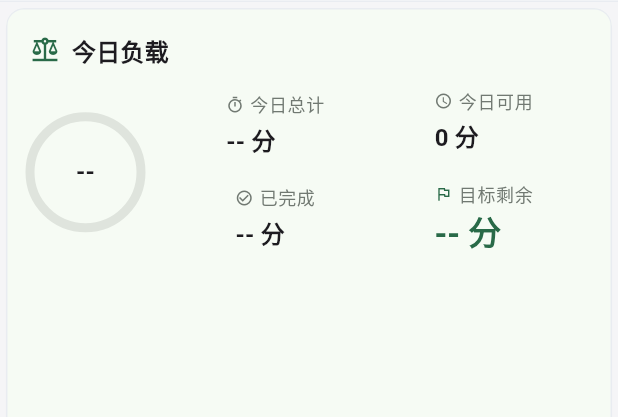
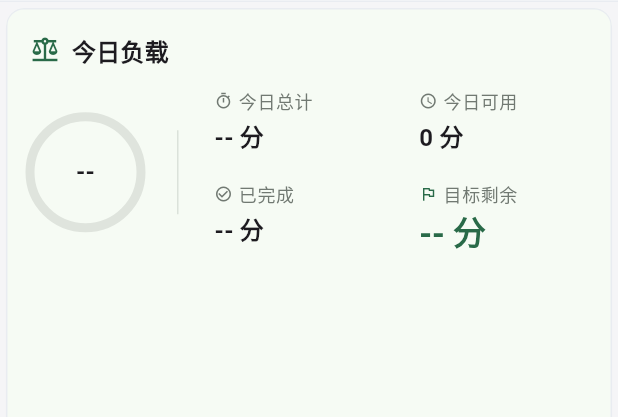
Before and after one commit to xiegaoxiao/timecalc, a Flutter app: the _LoadOverviewCard widget shown alone on an empty page, opened directly with empty values, on a phone screen of 412 x 824 dp, the part 70-487 px from its top. Run offline on Flutter 3.47's test engine with Material 3 defaults, Android fonts, the phone set to English and light mode, and no system bars; our stand-ins replace confetti, drift, drift_flutter, fl_chart, flutter_animate, flutter_riverpod and 2 more; missing offline and left inert: file_selector, screen_retriever, tray_manager, window_manager; accounts and stored records are empty; generated files the repository leaves out were written again; statements that could not run were skipped.

Commit message:
refactor(ui): 今日负载卡数值动画 + 2×2 对齐网格 + 环列分隔线
- 进度环改对称缓动（easeInOutCubic）+ 中心 N/M 随圆弧同步计数
- 四个指标数字走 TweenAnimationBuilder 动画（800ms，随值滑落）
- 指标区改 2×2 等高网格（今日总计/今日可用/已完成/目标剩余），环与
  网格整体垂直居中，替换左右独立 Column 的错位
- 环与数字之间加细分隔线 + 加大间距，两栏彻底分开

```diff
--- a/lib/features/today/presentation/today_page.dart
+++ b/lib/features/today/presentation/today_page.dart
@@ -31,6 +31,11 @@ import '../../tasks/data/task_completion_controller.dart';
 import '../../tasks/data/task_repository_provider.dart';
 import '../../tasks/presentation/quick_task_form_dialog.dart';
 import '../../tasks/presentation/task_tile.dart';
+
+/// 今日负载卡数值动画时长（v1.17）：进度环 + 四个指标数字共用。
+/// 比全局 motionSlow(320ms) 更慢（800ms），勾选任务后数字滑落从容、
+/// 松弛可辨；对称缓动 easeInOutCubic。
+const _kMetricAnimDuration = Duration(milliseconds: 800);
 
 /// 今天页：目标倒计时 + 今日任务闭环（M2）。
 ///
@@ -502,19 +507,24 @@ class _LoadOverviewCard extends StatelessWidget {
                 // 今日完成进度环：品牌绿圆头弧 + 中心「N/M 完成」，
                 // 值变化经 TweenAnimationBuilder 平滑过渡（勾选定稿后
                 // 环会从旧比例滑到新比例，而非跳变）。
+                //
+                // v1.17 平衡修整：圆弧用对称缓动（easeInOutCubic）——旧
+                // easeOut 前快后慢，扫弧「冲刺后拖尾」观感失衡；中心 N/M
+                // 与圆弧同源计数，勾选后数字随圆弧一起滑到新比例，不脱节。
                 SizedBox(
                   width: 74,
                   height: 74,
-                  child: Stack(
+                  child: TweenAnimationBuilder<double>(
+                    tween: Tween(end: progress),
+                    duration: _kMetricAnimDuration,
+                    curve: Curves.easeInOutCubic,
+                    builder: (context, value, _) {
+                      final animatedDone = (value * stats.totalCount).round();
+                      return Stack(
                         alignment: Alignment.center,
                         children: [
                           Positioned.fill(
-                        child: TweenAnimationBuilder<double>(
-                          tween: Tween(end: progress),
-                          duration: AppTokens.motionSlow,
-                          curve: AppTokens.motionCurve,
-                          builder: (context, value, _) =>
-                              CircularProgressIndicator(
+                            child: CircularProgressIndicator(
                               value: hasTodayTask ? value : 0,
                               strokeWidth: 6,
                               strokeCap: StrokeCap.round,
@@ -524,10 +534,6 @@ class _LoadOverviewCard extends StatelessWidget {
                               ),
                             ),
                           ),
-                      ),
-                      Column(
-                        mainAxisSize: MainAxisSize.min,
-                        children: [
                           // 中心 N/M（等宽数字）：FittedBox 防系统放大字号时
                           // 撑爆 72px 固定环；环 + 分数即「完成比例」语义，
                           // 无需再叠「完成」小标签（与指标格「已完成」互补）。
@@ -535,7 +541,7 @@ class _LoadOverviewCard extends StatelessWidget {
                             fit: BoxFit.scaleDown,
                             child: Text(
                               hasTodayTask
-                                  ? '${stats.doneCount}/${stats.totalCount}'
+                                  ? '$animatedDone/${stats.totalCount}'
                                   : '--',
                               style: Theme.of(context).textTheme.titleMedium
                                   ?.copyWith(
@@ -547,56 +553,66 @@ class _LoadOverviewCard extends StatelessWidget {
                             ),
                           ),
                         ],
+                      );
+                    },
+                  ),
+                ),
+                const SizedBox(width: 24),
+                // 环与数字网格之间的细分隔线（v1.17）：让左右两栏彻底分开，
+                // 不再只是贴在一起的数字区。
+                Container(width: 1, height: 56, color: scheme.outlineVariant.withValues(alpha: 0.5)),
+                const SizedBox(width: 24),
+                // 指标 2×2 网格（v1.17 对齐修整）：两行 × 两列等高网格，
+                // 取代左右独立 Column——旧布局左右列高度不一致（目标剩余
+                // 大号撑高右列），环按整行居中时数字块上下错位。现在：
+                //  第一行 今日总计 | 今日可用
+                //  第二行 已完成   | 目标剩余（高亮）
+                // 行间/列间间距统一，环与网格整体垂直居中。
+                Expanded(
+                  child: Column(
+                    mainAxisAlignment: MainAxisAlignment.center,
+                    children: [
+                      Row(
+                        crossAxisAlignment: CrossAxisAlignment.start,
+                        children: [
+                          Expanded(
+                            child: _MetricCell(
+                              icon: Icons.timer_outlined,
+                              label: '今日总计',
+                              minutes: hasTodayTask ? load : null,
+                            ),
+                          ),
+                          const SizedBox(width: 24),
+                          Expanded(
+                            child: _MetricCell(
+                              icon: Icons.schedule_outlined,
+                              label: '今日可用',
+                              minutes: available,
+                            ),
                           ),
                         ],
                       ),
-                ),
-                const SizedBox(width: 20),
-                // 指标 3 列布局（v1.17 精修）：左侧「今日总计 / 已完成」、
-                // 右侧「今日可用 / 目标剩余」，环与两列信息块间距均衡；
-                // 目标剩余作最醒目数字（大字号 + 主色）。
-                Expanded(
-                  child: Row(
+                      const SizedBox(height: 18),
+                      Row(
+                        crossAxisAlignment: CrossAxisAlignment.start,
                         children: [
                           Expanded(
-                        child: Column(
-                          children: [
-                            _MetricCell(
-                              icon: Icons.timer_outlined,
-                              label: '今日总计',
-                              value: hasTodayTask
-                                  ? DurationFormat.minutes(load)
-                                  : '-- 分',
-                            ),
-                            const SizedBox(height: 18),
-                            _MetricCell(
+                            child: _MetricCell(
                               icon: Icons.check_circle_outline,
                               label: '已完成',
-                              value: hasTodayTask
-                                  ? DurationFormat.minutes(stats.doneMinutes)
-                                  : '-- 分',
+                              minutes:
+                                  hasTodayTask ? stats.doneMinutes : null,
+                            ),
+                          ),
+                          const SizedBox(width: 24),
+                          Expanded(
+                            child: _MetricHighlight(
+                              icon: Icons.flag_outlined,
+                              label: '目标剩余',
+                              minutes: hasAnyTask ? remainingMinutes : null,
+                            ),
                           ),
                         ],
-                        ),
-                      ),
-                      Expanded(
-                        child: Column(
-                          children: [
-                            _MetricCell(
-                              icon: Icons.schedule_outlined,
-                              label: '今日可用',
-                              value: DurationFormat.minutes(available),
-                            ),
-                            const SizedBox(height: 18),
-                            _MetricHighlight(
-                              icon: Icons.flag_outlined,
-                              label: '目标剩余',
-                              value: hasAnyTask
-                                  ? DurationFormat.minutes(remainingMinutes)
-                                  : '-- 分',
-                            ),
-                          ],
-                        ),
                       ),
                     ],
                   ),
@@ -611,12 +627,15 @@ class _LoadOverviewCard extends StatelessWidget {
 }
 
 /// 负载概览指标格：图标 + 小标签 + 等宽数字数值（2026-08-19 视觉升级）。
+///
+/// [minutes] 为 null 时显示 `-- 分`（无数据语义）；有值经
+/// [_AnimatedMinutesValue] 渲染，数值变化时随动画计数（v1.17）。
 class _MetricCell extends StatelessWidget {
-  const _MetricCell({this.icon, required this.label, required this.value});
+  const _MetricCell({this.icon, required this.label, required this.minutes});
 
   final IconData? icon;
   final String label;
-  final String value;
+  final int? minutes;
 
   @override
   Widget build(BuildContext context) {
@@ -640,8 +659,8 @@ class _MetricCell extends StatelessWidget {
           ],
         ),
         const SizedBox(height: 3),
-        Text(
-          value,
+        _AnimatedMinutesValue(
+          minutes: minutes,
           style: Theme.of(context).textTheme.titleMedium?.copyWith(
             fontWeight: FontWeight.w600,
             fontFeatures: const [FontFeature.tabularFigures()],
@@ -658,12 +677,12 @@ class _MetricHighlight extends StatelessWidget {
   const _MetricHighlight({
     required this.icon,
     required this.label,
-    required this.value,
+    required this.minutes,
   });
 
   final IconData icon;
   final String label;
-  final String value;
+  final int? minutes;
 
   @override
   Widget build(BuildContext context) {
@@ -685,8 +704,8 @@ class _MetricHighlight extends StatelessWidget {
           ],
         ),
         const SizedBox(height: 3),
-        Text(
-          value,
+        _AnimatedMinutesValue(
+          minutes: minutes,
           style: Theme.of(context).textTheme.titleLarge?.copyWith(
             fontWeight: FontWeight.w700,
             color: scheme.primary,
@@ -694,6 +713,30 @@ class _MetricHighlight extends StatelessWidget {
           ),
         ),
       ],
+    );
+  }
+}
+
+/// 分钟数动画值：null 显示 `-- 分`（无数据）；有值用 TweenAnimationBuilder
+/// 计数，数值变化时从旧值滑到新值，与进度环同时长同缓动（v1.17）。
+class _AnimatedMinutesValue extends StatelessWidget {
+  const _AnimatedMinutesValue({required this.minutes, required this.style});
+
+  final int? minutes;
+  final TextStyle? style;
+
+  @override
+  Widget build(BuildContext context) {
+    final minutes = this.minutes;
+    if (minutes == null) {
+      return Text('-- 分', style: style);
+    }
+    return TweenAnimationBuilder<double>(
+      tween: Tween(end: minutes.toDouble()),
+      duration: _kMetricAnimDuration,
+      curve: Curves.easeInOutCubic,
+      builder: (context, value, _) =>
+          Text(DurationFormat.minutes(value.round()), style: style),
     );
   }
 }
```
Lines whose indentation alone changed are shown as unchanged.
